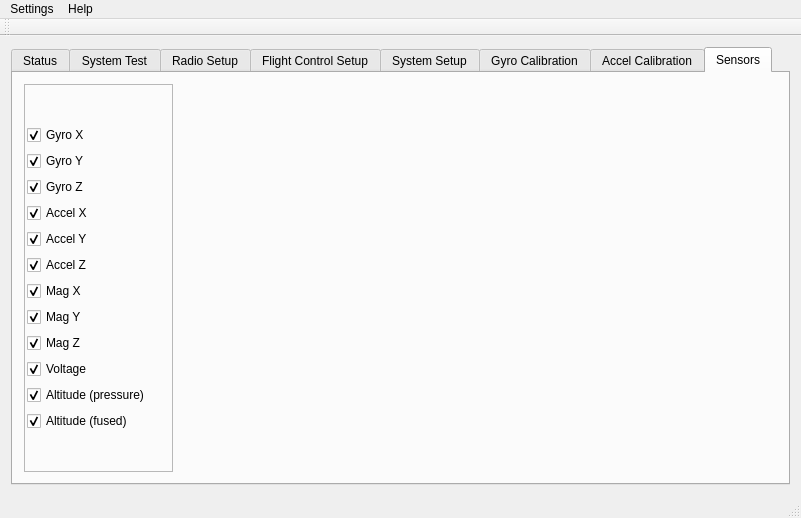
First picture: the form in GroundStation-Qt/mainwindow.ui, repository parallaxinc/Flight-Controller, before the edit.
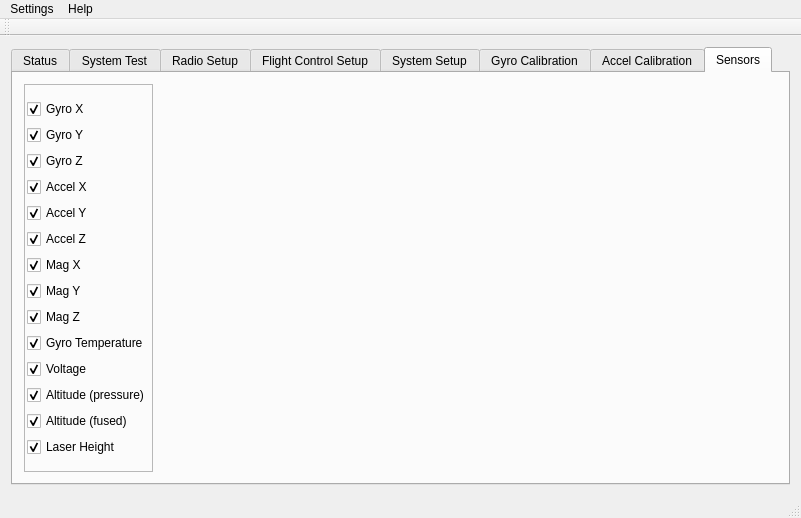
Second picture: the form after the edit. The open tabs and pages were chosen to show the change. Icons and pictures are not drawn. Custom widgets are drawn as their Qt base class.

Commit message: Working on laser-based altitude hold

Patch:
```diff
--- a/GroundStation-Qt/mainwindow.ui
+++ b/GroundStation-Qt/mainwindow.ui
@@ -3269,7 +3269,7 @@
           <item>
            <widget class="QFrame" name="frame_9">
             <property name="sizePolicy">
-             <sizepolicy hsizetype="Preferred" vsizetype="Preferred">
+             <sizepolicy hsizetype="Maximum" vsizetype="Preferred">
               <horstretch>1</horstretch>
               <verstretch>0</verstretch>
              </sizepolicy>
@@ -3385,6 +3385,16 @@
                  </property>
                 </widget>
                </item>
+               <item>
+                <widget class="QCheckBox" name="cbGyroTemp">
+                 <property name="text">
+                  <string>Gyro Temperature</string>
+                 </property>
+                 <property name="checked">
+                  <bool>true</bool>
+                 </property>
+                </widget>
+               </item>
                <item>
                 <widget class="QCheckBox" name="cbVoltage">
                  <property name="text">
@@ -3415,6 +3425,16 @@
                  </property>
                 </widget>
                </item>
+               <item>
+                <widget class="QCheckBox" name="cbLaserHeight">
+                 <property name="text">
+                  <string>Laser Height</string>
+                 </property>
+                 <property name="checked">
+                  <bool>true</bool>
+                 </property>
+                </widget>
+               </item>
               </layout>
              </item>
             </layout>
```
Left out of the diff: 18 changed lines with no effect on the pictures. The commit also changes 8 other files.
